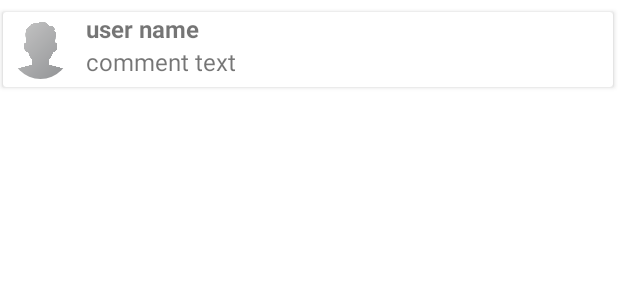
After one commit to Estete9/KynoAnimalRescue, an Android app: the layout comments_item_layout.xml on its own in the app's theme, with its tools: preview values and no code run, on a phone screen of 412 x 824 dp. The commit adds this screen. Shown: the top 300 px of the screen. Run offline under Robolectric (Android 15) with nearby library versions, the phone set to English and light mode, and no system bars.

Commit message:
created CommentsAdapter, Comment model and comment_item_layout, and linked the data from firebase to it. Also now image shows in CommentsActivity

```diff
--- a/app/src/main/res/layout/activity_comments.xml
+++ b/app/src/main/res/layout/activity_comments.xml
@@ -55,8 +55,10 @@
         android:id="@+id/recycler_view_comments"
         android:layout_width="match_parent"
         android:layout_height="0dp"
-        android:layout_margin="5dp"
-        app:layout_constraintBottom_toBottomOf="@id/commentRelative"
+        android:layout_marginStart="5dp"
+        android:layout_marginEnd="5dp"
+        android:layout_marginTop="5dp"
+        app:layout_constraintBottom_toTopOf="@id/commentRelative"
         app:layout_constraintTop_toBottomOf="@id/post_image_comments" />
 
     <RelativeLayout
--- /dev/null
+++ b/app/src/main/res/layout/comments_item_layout.xml
@@ -0,0 +1,40 @@
+<?xml version="1.0" encoding="utf-8"?>
+<androidx.cardview.widget.CardView xmlns:android="http://schemas.android.com/apk/res/android"
+    android:layout_width="match_parent"
+    android:layout_height="wrap_content"
+    android:layout_marginStart="2dp"
+    android:layout_marginTop="8dp"
+    android:layout_marginEnd="3dp">
+
+    <de.hdodenhof.circleimageview.CircleImageView
+        android:id="@+id/user_profile_image_comment"
+        android:layout_width="50dp"
+        android:layout_height="50dp"
+        android:padding="5dp"
+        android:src="@drawable/profile" />
+
+    <LinearLayout
+        android:id="@+id/linear1"
+        android:layout_width="match_parent"
+        android:layout_height="wrap_content"
+        android:layout_marginStart="55dp"
+        android:orientation="vertical">
+
+
+        <TextView
+            android:id="@+id/user_name_comment"
+            android:layout_width="wrap_content"
+            android:layout_height="wrap_content"
+            android:text="user name"
+            android:textSize="16sp"
+            android:textStyle="bold" />
+        <TextView
+            android:id="@+id/post_comment"
+            android:layout_width="wrap_content"
+            android:layout_height="wrap_content"
+            android:text="comment text"
+            android:textSize="16sp"/>
+
+
+    </LinearLayout>
+</androidx.cardview.widget.CardView>
```
Also changed, not shown: app/src/main/java/academy/epicprogramming/kynoanimalrescue/Adapter/CommentAdapter.kt (added, +83 -0 lines), app/src/main/java/academy/epicprogramming/kynoanimalrescue/CommentsActivity.kt (+64 -0 lines), app/src/main/java/academy/epicprogramming/kynoanimalrescue/Model/Comment.kt (added, +31 -0 lines).
